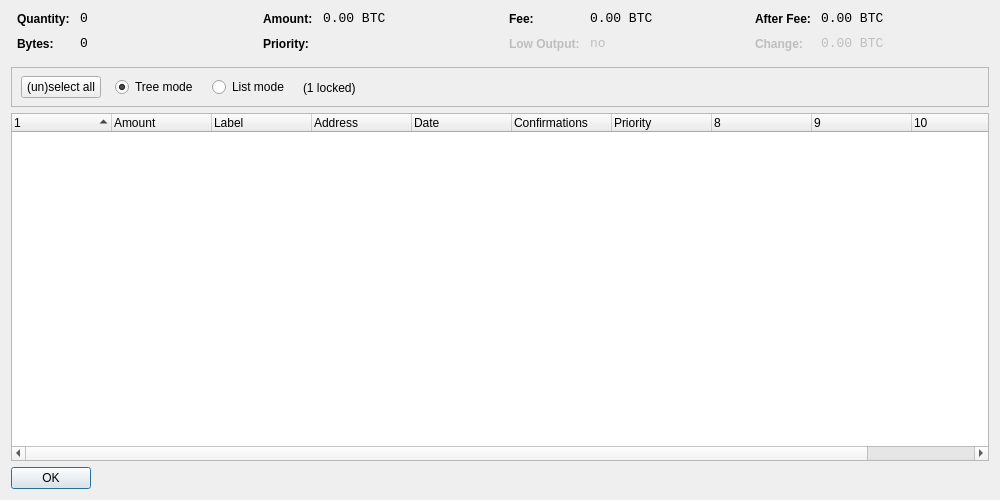
First picture: the form in src/qt/forms/coincontroldialog.ui, repository Logicoin/logicoin, before the edit.
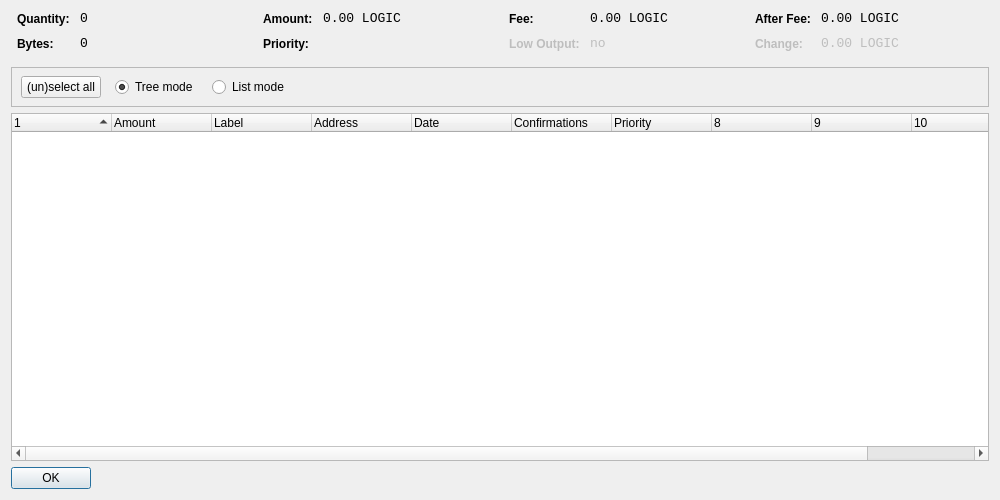
Second picture: the form after the edit. Custom widgets are drawn as their Qt base class.

The edit to the form file:
```diff
--- a/src/qt/forms/coincontroldialog.ui
+++ b/src/qt/forms/coincontroldialog.ui
@@ -141,7 +141,7 @@
           <enum>Qt::ActionsContextMenu</enum>
          </property>
          <property name="text">
-          <string notr="true">0.00 BTC</string>
+          <string notr="true">0.00 LOGIC</string>
          </property>
          <property name="textInteractionFlags">
           <set>Qt::LinksAccessibleByMouse|Qt::TextSelectableByKeyboard|Qt::TextSelectableByMouse</set>
@@ -221,7 +221,7 @@
           <enum>Qt::ActionsContextMenu</enum>
          </property>
          <property name="text">
-          <string notr="true">0.00 BTC</string>
+          <string notr="true">0.00 LOGIC</string>
          </property>
          <property name="textInteractionFlags">
           <set>Qt::LinksAccessibleByMouse|Qt::TextSelectableByKeyboard|Qt::TextSelectableByMouse</set>
@@ -307,7 +307,7 @@
           <enum>Qt::ActionsContextMenu</enum>
          </property>
          <property name="text">
-          <string notr="true">0.00 BTC</string>
+          <string notr="true">0.00 LOGIC</string>
          </property>
          <property name="textInteractionFlags">
           <set>Qt::LinksAccessibleByMouse|Qt::TextSelectableByKeyboard|Qt::TextSelectableByMouse</set>
@@ -345,7 +345,7 @@
           <enum>Qt::ActionsContextMenu</enum>
          </property>
          <property name="text">
-          <string notr="true">0.00 BTC</string>
+          <string notr="true">0.00 LOGIC</string>
          </property>
          <property name="textInteractionFlags">
           <set>Qt::LinksAccessibleByMouse|Qt::TextSelectableByKeyboard|Qt::TextSelectableByMouse</set>
@@ -425,13 +425,6 @@
          </property>
         </widget>
        </item>
-       <item>
-        <widget class="QLabel" name="labelLocked">
-         <property name="text">
-          <string>(1 locked)</string>
-         </property>
-        </widget>
-       </item>
        <item>
         <spacer name="horizontalSpacer">
          <property name="orientation">
```
Left out of the diff: 4 changed lines with no effect on the pictures.
